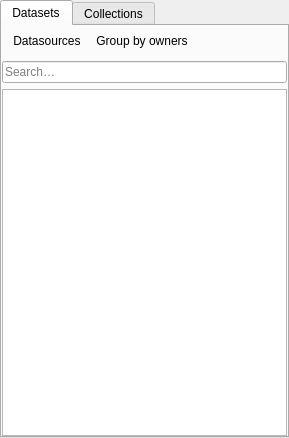
Before: the Qt Designer form dmpcatalogue/ui/catalogue_widget.ui in danmarksmiljoeportal/datacatalog-qgis-plugin, drawn with Qt 5.
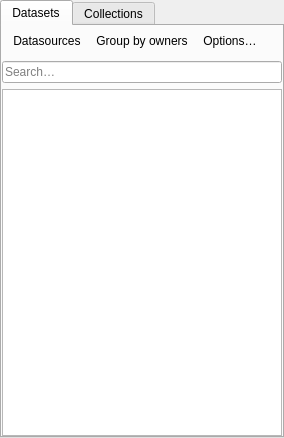
After: the same form once the commit is applied. Custom widgets are drawn as their Qt base class.

Commit message: add options button everywhere

Diff of the .ui file:
```diff
--- a/dmpcatalogue/ui/catalogue_widget.ui
+++ b/dmpcatalogue/ui/catalogue_widget.ui
@@ -6,7 +6,7 @@
    <rect>
     <x>0</x>
     <y>0</y>
-    <width>289</width>
+    <width>284</width>
     <height>438</height>
    </rect>
   </property>
@@ -71,6 +71,7 @@
           </property>
           <addaction name="datasources_source_action"/>
           <addaction name="group_owners_action"/>
+          <addaction name="options_action"/>
          </widget>
         </item>
         <item>
```
Left out of the diff: 1 changed line with no effect on the pictures. The commit also changes 2 other files.
